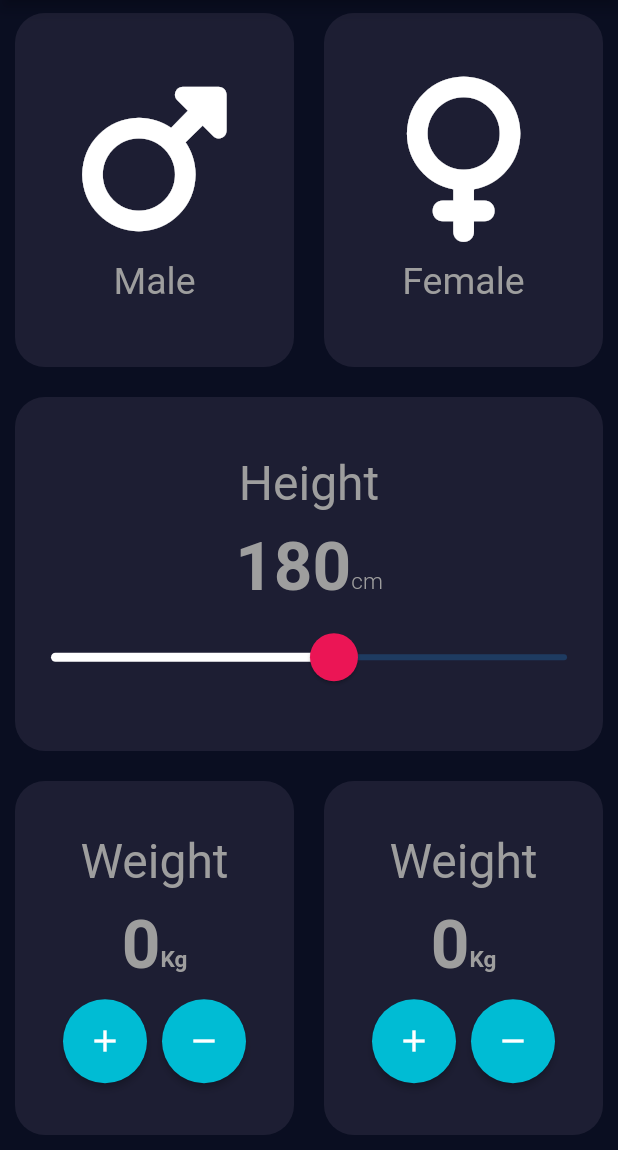
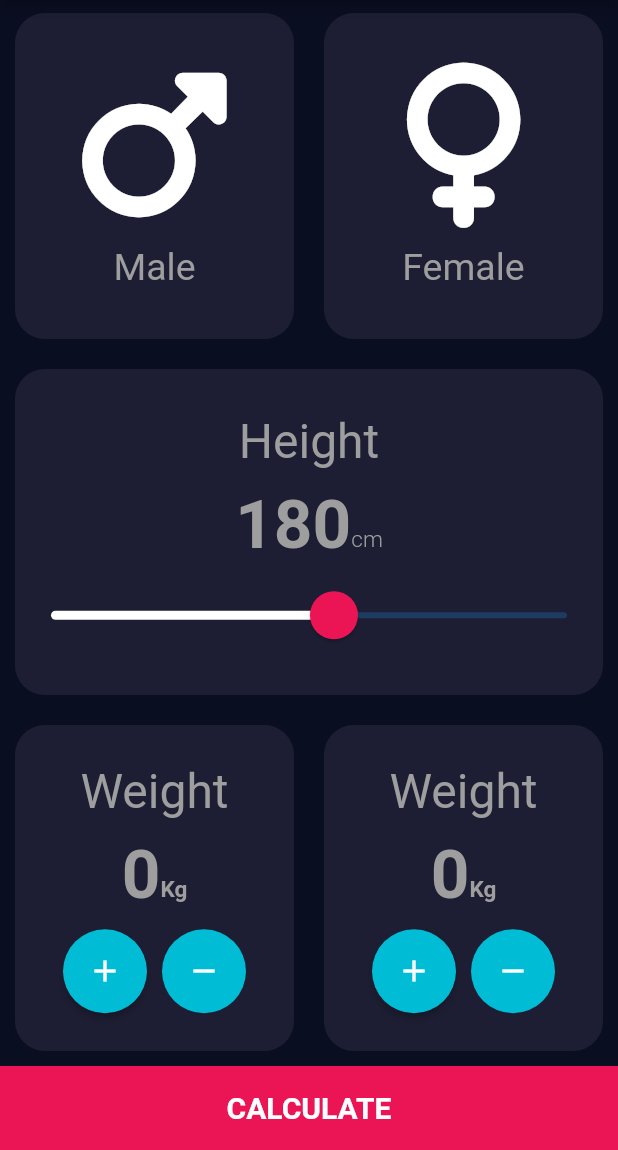
Before and after one commit to abdorizak/Learning_Flutter, a Flutter app: the screen it shows after launch, on a phone screen of 412 x 824 dp, the part 86-1236 px from its top. Run offline on Flutter 3.47's test engine with Material 2 defaults, Android fonts, the phone set to English and light mode, and no system bars; our stand-ins replace font_awesome_flutter.

Commit message:
BMI Calculator

```diff
--- a/bmi_calculator/lib/Screens/homeScreen.dart
+++ b/bmi_calculator/lib/Screens/homeScreen.dart
@@ -2,7 +2,6 @@
 import 'package:flutter/material.dart';
 import 'package:font_awesome_flutter/font_awesome_flutter.dart';
 import 'package:bmi_calculator/widgets/widgets.dart';
-
 
 class HomeScreen extends StatelessWidget {
   @override
@@ -143,9 +142,18 @@ class HomeScreen extends StatelessWidget {
                         Row(
                           mainAxisAlignment: MainAxisAlignment.center,
                           children: [
-                            Round_Button(icon: Icons.add,),
-                            SizedBox(width: 10,),
-                            Round_Button(icon: Icons.remove,),
+                            Round_Button(
+                              icon: Icons.add,
+                              onPressed: () {
+                                print("add");
+                              },
+                            ),
+                            SizedBox(
+                              width: 10,
+                            ),
+                            Round_Button(
+                              icon: Icons.remove,
+                            ),
                           ],
                         )
                       ],
@@ -192,9 +200,18 @@ class HomeScreen extends StatelessWidget {
                         Row(
                           mainAxisAlignment: MainAxisAlignment.center,
                           children: [
-                            Round_Button(icon: Icons.add,),
-                            SizedBox(width: 10, ),
-                            Round_Button(icon: Icons.remove,)
+                            Round_Button(
+                              icon: Icons.add,
+                              onPressed: () {
+                                print("Add");
+                              },
+                            ),
+                            SizedBox(
+                              width: 10,
+                            ),
+                            Round_Button(
+                              icon: Icons.remove,
+                            )
                           ],
                         )
                       ],
@@ -204,6 +221,22 @@ class HomeScreen extends StatelessWidget {
               ],
             ),
           ),
+          RawMaterialButton(
+            onPressed: () {},
+            fillColor: kBottomContainerColor,
+            constraints: BoxConstraints.tightFor(
+              width: double.infinity,
+              height: 56,
+            ),
+            child: Text(
+              "CALCULATE",
+              style: TextStyle(
+                fontSize: 20,
+                fontWeight: FontWeight.bold,
+                color: Colors.white,
+              ),
+            ),
+          ),
         ],
       ),
     );
--- a/bmi_calculator/lib/widgets/round_button.dart
+++ b/bmi_calculator/lib/widgets/round_button.dart
@@ -2,12 +2,13 @@ import 'package:flutter/material.dart';
 
 class Round_Button extends StatelessWidget {
   final IconData icon;
-  Round_Button({ required this.icon });
+  final Function()? onPressed;
+  Round_Button({ required this.icon, this.onPressed });
 
   @override
   Widget build(BuildContext context) {
     return RawMaterialButton(
-      onPressed: () {},
+      onPressed: onPressed,
       shape: const CircleBorder(),
       constraints: const BoxConstraints(
         minHeight: 56,
```
